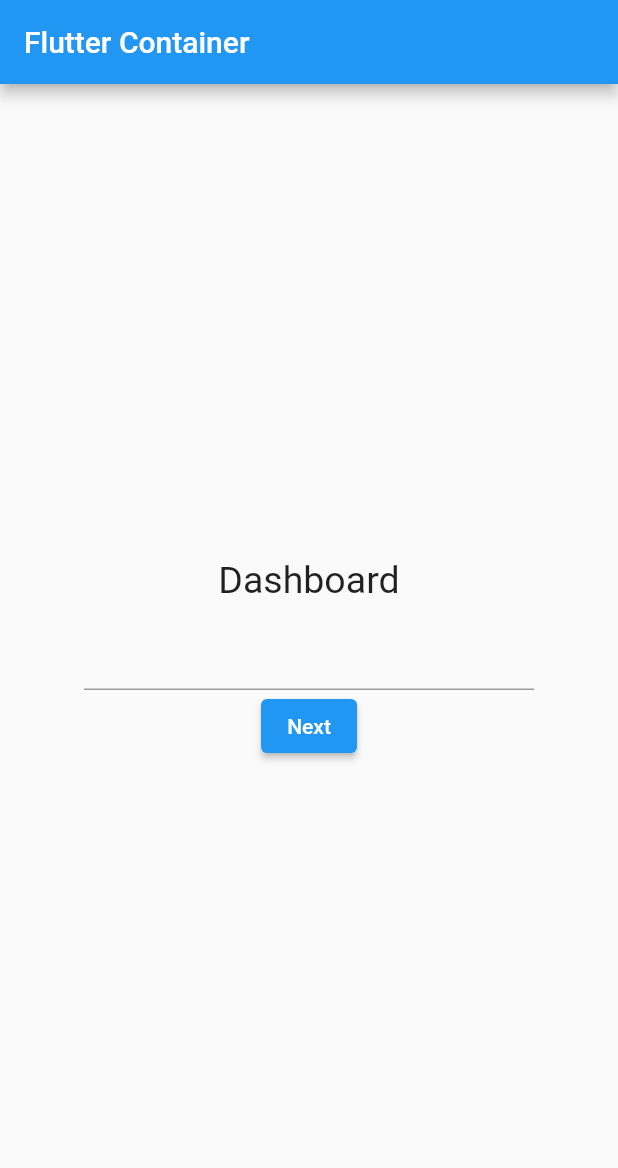
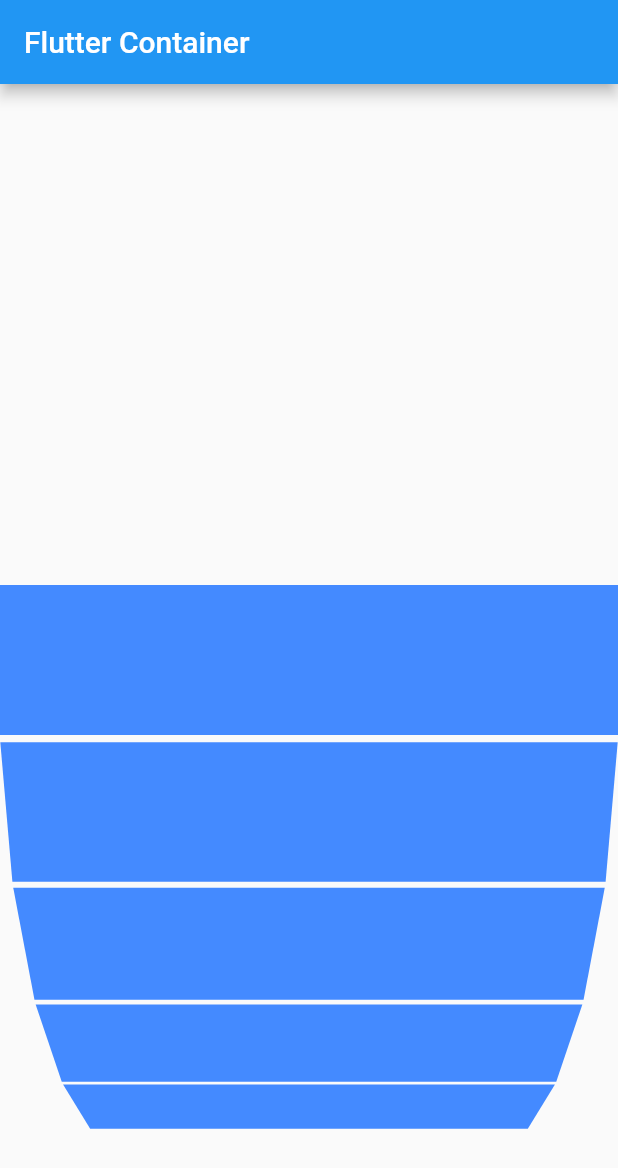
Before and after one commit to shaurya019/Flutter_container, a Flutter app: the screen it shows after launch, on a phone screen of 412 x 824 dp. Shown: the top 1168 px of the screen. Run offline on Flutter 3.47's test engine with Material 2 defaults, Android fonts, the phone set to English and light mode, and no system bars; our stand-ins replace font_awesome_flutter.

Commit message:
data pass

```diff
--- a/lib/main.dart
+++ b/lib/main.dart
@@ -31,38 +31,48 @@ class MyApp extends StatelessWidget {
 
 
 class MyHomePage extends StatelessWidget{
-var nameController = TextEditingController();
+// var nameController = TextEditingController();
+var arr = [1,2,3,4,5,6,1,2,3,4,5,61,2,3,4,5,61,2,3,4,5,61,2,3,];
   @override
   Widget build(BuildContext context) {
     return Scaffold(
       appBar: AppBar(
         title: Text('Flutter Container'),
       ),
-      body:Center(
-        child: Container
-          (
-          width: 300,
-          child: Column(
-              mainAxisAlignment:MainAxisAlignment.center,
-            children: [
-              Text('Dashboard',style: TextStyle(fontSize: 25),),
-              SizedBox(height: 11),
-              TextField(
-                controller: nameController,
-              ),
-          ElevatedButton(onPressed: (){
-            Navigator.pushReplacement(context,
-                MaterialPageRoute(builder: (context) => IntroPage(nameController.text.toString()),));
-          }, child: Text('Next'))
-            ],
-          ),
-        ),
+      body:ListWheelScrollView(
+        children: arr.map((value) => Container(
+          width: double.infinity,
+          color: Colors.blueAccent,
+        )).toList(),
+        itemExtent: 100,
       )
 
     );
   }
 
 }
+
+
+//Center(
+//         child: Container
+//           (
+//           width: 300,
+//           child: Column(
+//               mainAxisAlignment:MainAxisAlignment.center,
+//             children: [
+//               Text('Dashboard',style: TextStyle(fontSize: 25),),
+//               SizedBox(height: 11),
+//               TextField(
+//                 controller: nameController,
+//               ),
+//           ElevatedButton(onPressed: (){
+//             Navigator.pushReplacement(context,
+//                 MaterialPageRoute(builder: (context) => IntroPage(nameController.text.toString()),));
+//           }, child: Text('Next'))
+//             ],
+//           ),
+//         ),
+//       )
 
 
 //Text('Flutter Container'),
```
